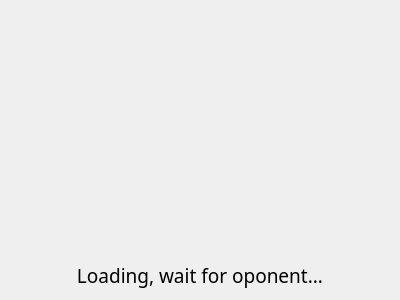
Old version of the form SeaBattle/loadingwindow.ui in the repository HorychenkoMax/World-Of-Sea-Battle.
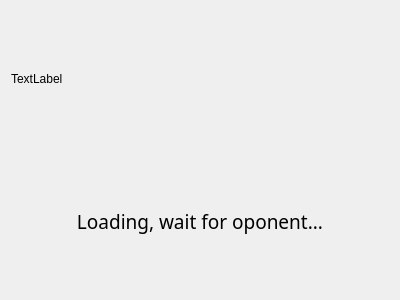
New version of the form.

Patch:
```diff
--- a/SeaBattle/loadingwindow.ui
+++ b/SeaBattle/loadingwindow.ui
@@ -15,10 +15,9 @@
   </property>
   <layout class="QVBoxLayout" name="verticalLayout">
    <item>
-    <widget class="QGraphicsView" name="graphicsView">
-     <property name="styleSheet">
-      <string notr="true">background-color: rgba(255, 255, 255, 0);
-border: none;</string>
+    <widget class="QLabel" name="gif_label">
+     <property name="text">
+      <string>TextLabel</string>
      </property>
     </widget>
    </item>
```
